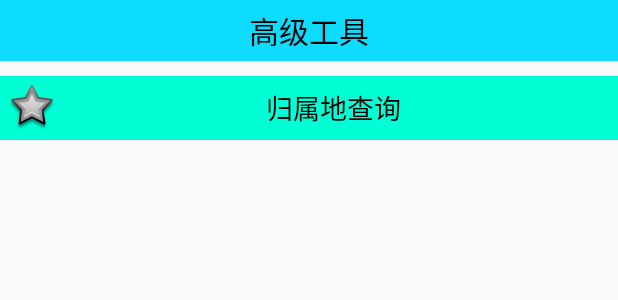
After one commit to acejk/MobileSafe, an Android app: the layout activity_atool.xml on its own in the app's theme, with its tools: preview values and no code run, on a phone screen of 412 x 824 dp. The commit adds this screen. Shown: the top 300 px of the screen. Run offline under Robolectric (Android 15) with nearby library versions, the phone set to English and light mode, and no system bars.

Commit message:
高级工具归属地查询UI界面布局

```diff
--- a/app/src/main/java/com/oscar/mobilesafe/activity/HomeActivity.java
+++ b/app/src/main/java/com/oscar/mobilesafe/activity/HomeActivity.java
@@ -69,6 +69,10 @@ public class HomeActivity extends AppCompatActivity {
                             //确认密码
                             showConfirmPwdDialog();
                         }
+                        break;
+                    case 7:
+                        Intent intentATool = new Intent(mContext, AToolActivity.class);
+                        startActivity(intentATool);
                         break;
                     case 8:
                         Intent intent = new Intent(mContext, SettingActivity.class);
--- a/app/src/main/java/com/oscar/mobilesafe/activity/SetOverActivity.java
+++ b/app/src/main/java/com/oscar/mobilesafe/activity/SetOverActivity.java
@@ -16,9 +16,6 @@ public class SetOverActivity extends AppCompatActivity {
 
     private TextView mPhoneNumber;
     private TextView mTvResetUp;
-
-
-
 
     @Override
     protected void onCreate(Bundle savedInstanceState) {
--- /dev/null
+++ b/app/src/main/res/drawable/selector_query_address.xml
@@ -0,0 +1,5 @@
+<?xml version="1.0" encoding="utf-8"?>
+<selector xmlns:android="http://schemas.android.com/apk/res/android">
+    <item android:state_pressed="true" android:drawable="@color/queryAddressItemPress"/>
+    <item android:drawable="@color/queryAddressItem"/>
+</selector>
--- /dev/null
+++ b/app/src/main/res/layout/activity_atool.xml
@@ -0,0 +1,72 @@
+<?xml version="1.0" encoding="utf-8"?>
+<LinearLayout
+    xmlns:android="http://schemas.android.com/apk/res/android"
+    xmlns:tools="http://schemas.android.com/tools"
+    android:layout_width="match_parent"
+    android:layout_height="match_parent"
+    android:orientation="vertical"
+    tools:context="com.oscar.mobilesafe.activity.AToolActivity">
+
+    <TextView
+        style="@style/TitleStyle"
+        android:text="高级工具"
+        />
+
+    <TextView
+        android:id="@+id/tv_query_address"
+        android:layout_width="match_parent"
+        android:layout_height="wrap_content"
+        android:layout_marginTop="10dp"
+        android:text="归属地查询"
+        android:textSize="18sp"
+        android:gravity="center"
+        android:textColor="#000000"
+        android:drawableLeft="@android:drawable/star_big_off"
+        android:padding="5dp"
+        android:background="@drawable/selector_query_address"
+        />
+
+    <!--<TextView
+        android:id="@+id/tv_query_address"
+        android:layout_width="match_parent"
+        android:layout_height="wrap_content"
+        android:layout_marginTop="10dp"
+        android:text="归属地查询"
+        android:textSize="18sp"
+        android:gravity="center"
+        android:textColor="#000000"
+        android:drawableLeft="@android:drawable/star_big_off"
+        android:padding="5dp"
+        android:background="@drawable/selector_query_address"
+        />
+
+    <TextView
+        android:id="@+id/tv_query_address"
+        android:layout_width="match_parent"
+        android:layout_height="wrap_content"
+        android:layout_marginTop="10dp"
+        android:text="归属地查询"
+        android:textSize="18sp"
+        android:gravity="center"
+        android:textColor="#000000"
+        android:drawableLeft="@android:drawable/star_big_off"
+        android:padding="5dp"
+        android:background="@drawable/selector_query_address"
+        />
+
+    <TextView
+        android:id="@+id/tv_query_address"
+        android:layout_width="match_parent"
+        android:layout_height="wrap_content"
+        android:layout_marginTop="10dp"
+        android:text="归属地查询"
+        android:textSize="18sp"
+        android:gravity="center"
+        android:textColor="#000000"
+        android:drawableLeft="@android:drawable/star_big_off"
+        android:padding="5dp"
+        android:background="@drawable/selector_query_address"
+        />-->
+
+
+</LinearLayout>
--- a/app/src/main/res/values/colors.xml
+++ b/app/src/main/res/values/colors.xml
@@ -5,4 +5,7 @@
     <color name="colorAccent">#FF4081</color>
     <color name="btnColorPress">#24ca32</color>
     <color name="btnColor">#40ffb3</color>
+    <color name="queryAddressItemPress">#00c8ff</color>
+    <color name="queryAddressItem">#00ffd4</color>
+
 </resources>
```
Also changed, not shown: app/src/main/AndroidManifest.xml (+20 -12 lines), app/src/main/java/com/oscar/mobilesafe/activity/AToolActivity.java (added, +42 -0 lines), app/src/main/java/com/oscar/mobilesafe/activity/QueryAddressActivity.java (added, +15 -0 lines), app/src/main/res/layout/activity_query_address.xml (added, +37 -0 lines).
